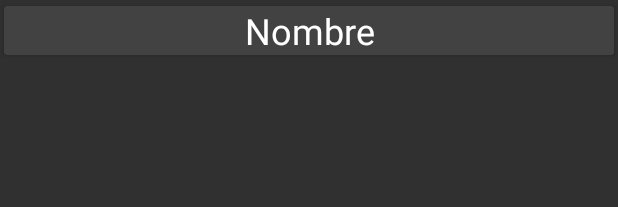
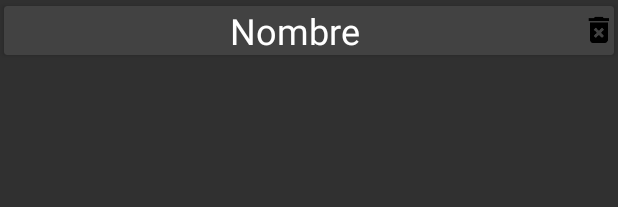
Before and after one commit to tutee/DiagonApp, an Android app: the layout item_lista_recorridos.xml on its own in the app's theme, with its tools: preview values and no code run, on a phone screen of 412 x 824 dp. Shown: the top 207 px of the screen. Run offline under Robolectric (Android 15) with nearby library versions, the light colour scheme and no system bars.

Commit message:
15/02
Prueba mapa

```diff
--- a/app/src/main/java/com/rightdecisions/diagonapp/activities/AdapterRecorrido.java
+++ b/app/src/main/java/com/rightdecisions/diagonapp/activities/AdapterRecorrido.java
@@ -5,6 +5,7 @@ import android.support.v7.widget.RecyclerView;
 import android.view.LayoutInflater;
 import android.view.View;
 import android.view.ViewGroup;
+import android.widget.Button;
 import android.widget.ImageView;
 import android.widget.TextView;
 
@@ -109,7 +110,8 @@ public class AdapterRecorrido extends RecyclerView.Adapter<RecyclerView.ViewHold
     class MyHolder extends RecyclerView.ViewHolder{
 
         TextView textFishName;
-        ImageView ivFish;
+        Button ivFish;
+
         TextView textSize;
         TextView textType;
         TextView textPrice;
@@ -118,7 +120,7 @@ public class AdapterRecorrido extends RecyclerView.Adapter<RecyclerView.ViewHold
         public MyHolder(View itemView) {
             super(itemView);
             textFishName= (TextView) itemView.findViewById(R.id.nombre);
-            ivFish= (ImageView) itemView.findViewById(R.id.foto);
+            ivFish= (Button) itemView.findViewById(R.id.btnrecodelete);
             //textSize = (TextView) itemView.findViewById(R.id.descripcion);
             //textType = (TextView) itemView.findViewById(R.id.textType);
             //textPrice = (TextView) itemView.findViewById(R.id.button);
--- a/app/src/main/java/com/rightdecisions/diagonapp/activities/MisRecorridosActivity.java
+++ b/app/src/main/java/com/rightdecisions/diagonapp/activities/MisRecorridosActivity.java
@@ -111,7 +111,7 @@ public class MisRecorridosActivity extends AppCompatActivity implements Navigati
 
         mRVFishPrice = (RecyclerView)findViewById(R.id.fishPriceList);
 
-        //btnDelReco = (Button)findViewById(R.id.eliminarreco);
+        //btnDelReco = (Button)findViewById(R.id.btnrecodelete);
 
         cargarRecorridos((preferenceSettingsUnique.getString("ID","")));
 
--- a/app/src/main/java/com/rightdecisions/diagonapp/activities/RecorridoExpandidoActivity.java
+++ b/app/src/main/java/com/rightdecisions/diagonapp/activities/RecorridoExpandidoActivity.java
@@ -314,11 +314,15 @@ public class RecorridoExpandidoActivity extends AppCompatActivity implements Goo
                 .transportMode(TransportMode.DRIVING)
                 .optimizeWaypoints(true)
                 .execute(this);
+
     }
 
     @Override
     public void onDirectionSuccess(Direction direction, String rawBody) {
         //Snackbar.make(btnRequestDirection, "Success with status : " + direction.getStatus(), Snackbar.LENGTH_SHORT).show();
+
+        Log.e("ERROR", String.valueOf(direction));
+
         if (direction.isOK()) {
             googleMap.addMarker(new MarkerOptions().position(origin)
                     .icon(BitmapDescriptorFactory.defaultMarker(BitmapDescriptorFactory.HUE_GREEN)));
--- a/app/src/main/java/com/rightdecisions/diagonapp/activities/RecyclerItemClickListener.java
+++ b/app/src/main/java/com/rightdecisions/diagonapp/activities/RecyclerItemClickListener.java
@@ -10,6 +10,8 @@ import android.view.View;
 class RecyclerItemClickListener implements RecyclerView.OnItemTouchListener {
 
     private OnItemClickListener mListener;
+
+
 
     public interface OnItemClickListener {
         public void onItemClick(View view, int position);
--- a/app/src/main/res/layout/item_lista_recorridos.xml
+++ b/app/src/main/res/layout/item_lista_recorridos.xml
@@ -24,6 +24,12 @@
                     android:textAppearance="@style/TextAppearance.AppCompat.Headline"
                     android:layout_weight="2"/>
 
+                <Button
+                    android:id="@+id/btnrecodelete"
+                    android:layout_width="20dp"
+                    android:layout_height="20dp"
+                    android:background="@mipmap/ic_delete"/>
+
 
 
             </LinearLayout>
```
Also changed, not shown: app/src/main/java/com/rightdecisions/diagonapp/activities/MapsRecoActivity.java (+36 -4 lines).
